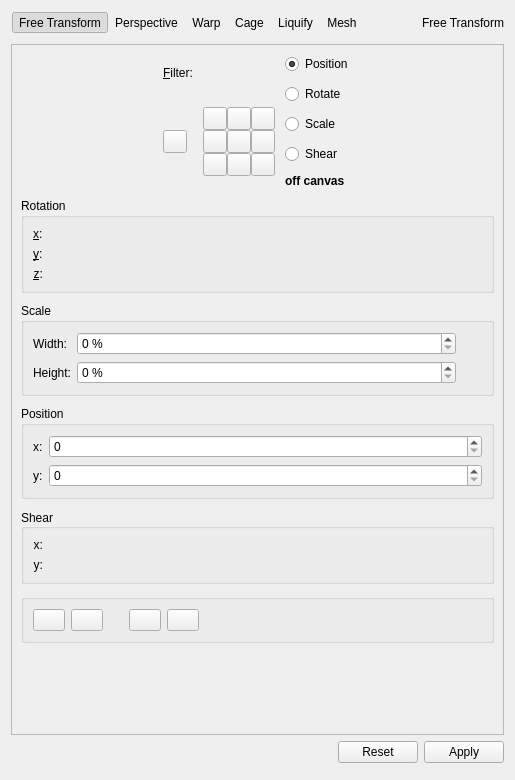
Before: the Qt Designer form plugins/tools/tool_transform2/wdg_tool_transform.ui in KDE/krita, drawn with Qt 5.
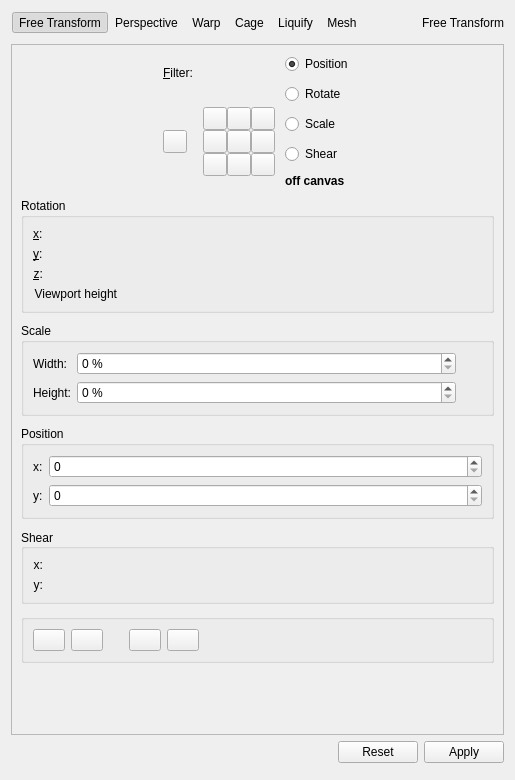
After: the same form once the commit is applied. Custom widgets are drawn as their Qt base class.

Commit message:
Add "Viewport height" slider to the transform tool config widget
The parameter was always there, but it has never been available
in the GUI before this patch.

Diff of the .ui file:
```diff
--- a/plugins/tools/tool_transform2/wdg_tool_transform.ui
+++ b/plugins/tools/tool_transform2/wdg_tool_transform.ui
@@ -708,12 +708,7 @@
          <property name="checked">
           <bool>false</bool>
          </property>
-         <layout class="QVBoxLayout" name="verticalLayout_3" stretch="0">
-          <item>
            <layout class="QFormLayout" name="formLayout">
-            <property name="fieldGrowthPolicy">
-             <enum>QFormLayout::AllNonFixedFieldsGrow</enum>
-            </property>
             <item row="0" column="0">
              <widget class="QLabel" name="label_rotateX">
               <property name="sizePolicy">
@@ -828,7 +823,49 @@
               </property>
              </widget>
             </item>
-           </layout>
+          <item row="3" column="0">
+           <widget class="QLabel" name="lblViewportHeight">
+            <property name="sizePolicy">
+             <sizepolicy hsizetype="MinimumExpanding" vsizetype="Preferred">
+              <horstretch>0</horstretch>
+              <verstretch>0</verstretch>
+             </sizepolicy>
+            </property>
+            <property name="minimumSize">
+             <size>
+              <width>0</width>
+              <height>0</height>
+             </size>
+            </property>
+            <property name="toolTip">
+             <string>Z-coordinate of the camera position over the scene</string>
+            </property>
+            <property name="layoutDirection">
+             <enum>Qt::LeftToRight</enum>
+            </property>
+            <property name="text">
+             <string>Viewport height</string>
+            </property>
+            <property name="alignment">
+             <set>Qt::AlignRight|Qt::AlignTrailing|Qt::AlignVCenter</set>
+            </property>
+            <property name="buddy">
+             <cstring>aZBox</cstring>
+            </property>
+           </widget>
+          </item>
+          <item row="3" column="1">
+           <widget class="KisDoubleSliderSpinBox" name="viewportHeightBox" native="true">
+            <property name="sizePolicy">
+             <sizepolicy hsizetype="Preferred" vsizetype="Preferred">
+              <horstretch>0</horstretch>
+              <verstretch>0</verstretch>
+             </sizepolicy>
+            </property>
+            <property name="toolTip">
+             <string>Rotate around Z-Axis</string>
+            </property>
+           </widget>
           </item>
          </layout>
         </widget>
@@ -2165,6 +2202,11 @@
   </layout>
  </widget>
  <customwidgets>
+  <customwidget>
+   <class>KisIntParseSpinBox</class>
+   <extends>QSpinBox</extends>
+   <header>kis_int_parse_spin_box.h</header>
+  </customwidget>
   <customwidget>
    <class>KisCmbIDList</class>
    <extends></extends>
@@ -2176,11 +2218,6 @@
    <header>KoAspectButton.h</header>
    <container>1</container>
   </customwidget>
-  <customwidget>
-   <class>KisIntParseSpinBox</class>
-   <extends>QSpinBox</extends>
-   <header>kis_int_parse_spin_box.h</header>
-  </customwidget>
   <customwidget>
    <class>KisDoubleSliderSpinBox</class>
    <extends>QWidget</extends>
```
Left out of the diff: 2 changed lines with no effect on the pictures. Lines whose indentation alone changed are shown as unchanged. The commit also changes 2 other files.
